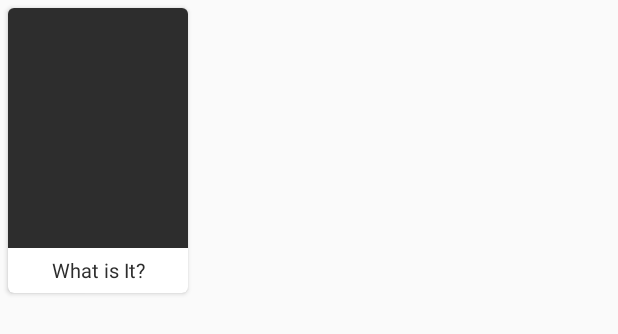
After one commit to oli799/Findit, an Android app: the layout cardview_item.xml on its own in the app's theme, with its tools: preview values and no code run, on a phone screen of 412 x 824 dp. The commit adds this screen. Shown: the top 334 px of the screen. Run offline under Robolectric (Android 15) with nearby library versions, the phone set to English and light mode, and no system bars.

Commit message:
cardview test

```diff
--- /dev/null
+++ b/app/src/main/res/layout/cardview_item.xml
@@ -0,0 +1,36 @@
+<?xml version="1.0" encoding="utf-8"?>
+<android.support.v7.widget.CardView
+    xmlns:android="http://schemas.android.com/apk/res/android"
+    android:layout_width="120dp"
+    android:layout_height="190dp"
+    xmlns:cardview="http://schemas.android.com/apk/res-auto"
+    android:layout_margin="5dp"
+    cardview:cardCornerRadius="4dp"
+    >
+
+    <RelativeLayout
+        android:orientation="vertical"
+        android:layout_width="match_parent"
+        android:layout_height="match_parent">
+
+        <ImageView
+            android:id="@+id/image_card"
+            android:layout_width="match_parent"
+            android:layout_height="160dp"
+            android:scaleType="centerCrop"
+            android:background="#2d2d2d"/>
+
+        <TextView
+            android:id="@+id/waht_is_it_text"
+            android:textColor="#2d2d2d"
+            android:gravity="center"
+            android:textSize="13sp"
+            android:layout_width="match_parent"
+            android:layout_height="match_parent"
+            android:layout_below="@id/image_card"
+            android:text="What is It?"/>
+
+    </RelativeLayout>
+
+
+</android.support.v7.widget.CardView>
```
Also changed, not shown: app/src/main/java/rdev/findit/DataModel.java (+8 -1 lines), app/src/main/java/rdev/findit/RecyclerViewAdapter.java (added, +69 -0 lines), app/src/main/java/rdev/findit/lostList.java (+46 -2 lines), app/src/main/res/layout/activity_lost_list.xml (+11 -11 lines), app/src/main/res/layout/card.xml (deleted, +0 -41 lines).
